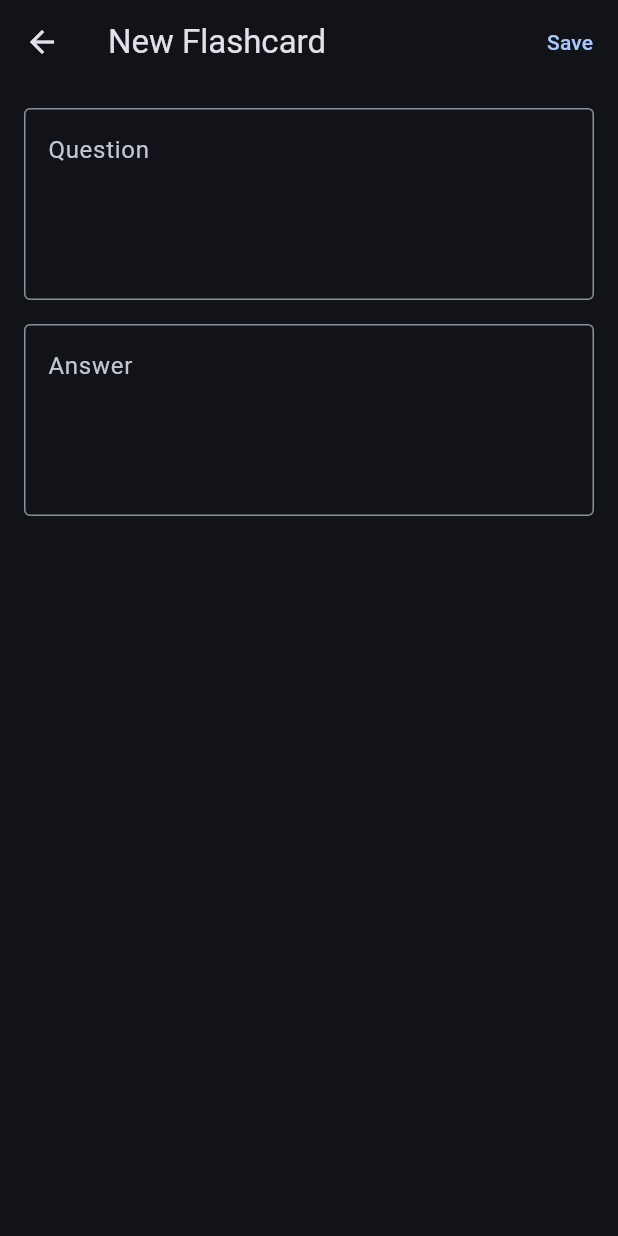
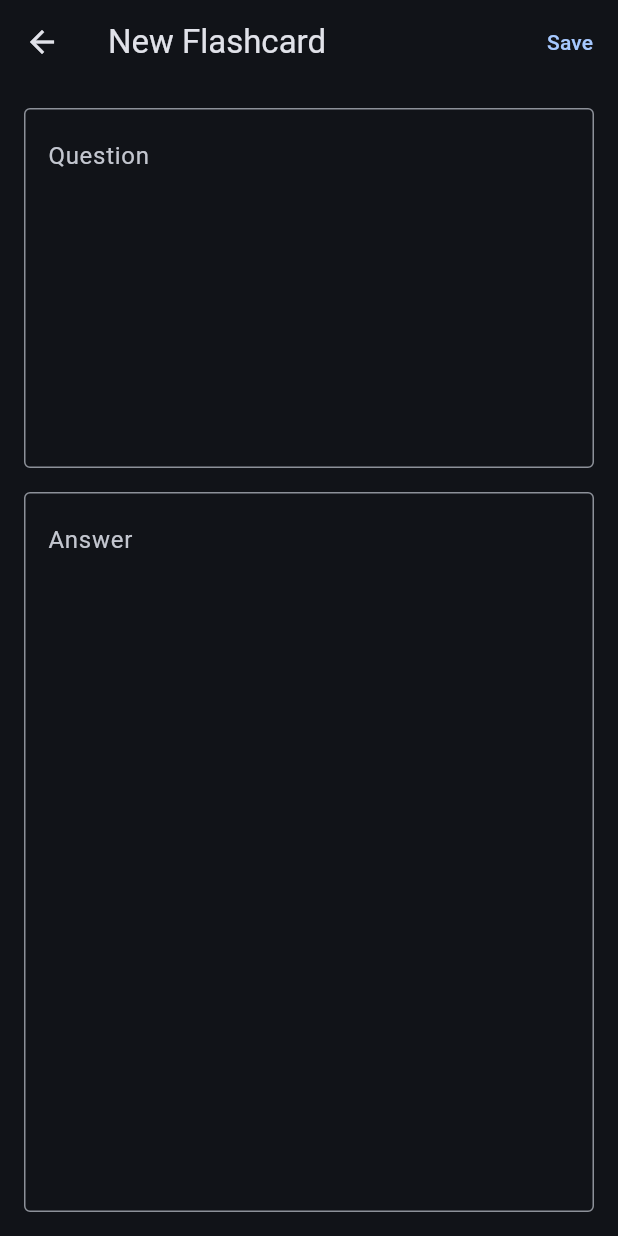
Before and after one commit to jbyoder01/dbad, a Flutter app: the FlashcardEditScreen screen opened directly with empty values, on a phone screen of 412 x 824 dp. Run offline on Flutter 3.47's test engine with Material 3 defaults, Android fonts, the phone set to English and light mode, and no system bars; our stand-ins replace drift, flutter_markdown_plus, flutter_slidable, go_router; accounts and stored records are empty; generated files the repository leaves out were written again.

Commit message:
word capitalization on category name, markdown support on flashcards, user can go backwards in game

```diff
--- a/lib/screens/category/widgets/rename_category_dialog.dart
+++ b/lib/screens/category/widgets/rename_category_dialog.dart
@@ -42,6 +42,7 @@ class _RenameCategoryDialogState extends State<RenameCategoryDialog> {
         controller: _controller,
         autofocus: true,
         decoration: const InputDecoration(hintText: 'Category name'),
+        textCapitalization: .words,
       ),
       actions: [
         TextButton(
--- a/lib/screens/flashcard/flashcard_edit_screen.dart
+++ b/lib/screens/flashcard/flashcard_edit_screen.dart
@@ -72,32 +72,44 @@ class _FlashcardEditScreenState extends State<FlashcardEditScreen> {
       ),
       body: _isLoading
           ? const Center(child: CircularProgressIndicator.adaptive())
-          : Padding(
+          : SafeArea(
+            child: Padding(
                 padding: const EdgeInsets.all(16),
                 child: Column(
                   children: [
-                  TextField(
+                    Expanded(
+                      flex: 1,
+                      child: TextField(
                         controller: _questionController,
                         decoration: const InputDecoration(
                           labelText: 'Question',
                           border: OutlineInputBorder(),
                           alignLabelWithHint: true,
                         ),
-                    maxLines: 4,
+                        maxLines: null,
+                        expands: true,
+                        textAlignVertical: TextAlignVertical.top,
                         textCapitalization: TextCapitalization.sentences,
                       ),
+                    ),
                     const SizedBox(height: 16),
-                  TextField(
+                    Expanded(
+                      flex: 2,
+                      child: TextField(
                         controller: _answerController,
                         decoration: const InputDecoration(
                           labelText: 'Answer',
                           border: OutlineInputBorder(),
                           alignLabelWithHint: true,
                         ),
-                    maxLines: 4,
+                        maxLines: null,
+                        expands: true,
+                        textAlignVertical: TextAlignVertical.top,
                         textCapitalization: TextCapitalization.sentences,
                       ),
+                    ),
                   ],
+                ),
               ),
           ),
     );
--- a/pubspec.yaml
+++ b/pubspec.yaml
@@ -38,6 +38,7 @@ dependencies:
   go_router: ^14.8.1
   provider: ^6.1.2
   flutter_slidable: ^3.1.1
+  flutter_markdown_plus: ^1.0.7
 
 dev_dependencies:
   flutter_test:
```
Also changed, not shown: lib/screens/flashcard/widgets/flashcard.dart (+16 -4 lines), lib/screens/game/forward_only_page_physics.dart (deleted, +0 -19 lines), lib/screens/game/game_screen.dart (+2 -5 lines), pubspec.lock, 1 other file. Lines whose indentation alone changed are shown as unchanged.
